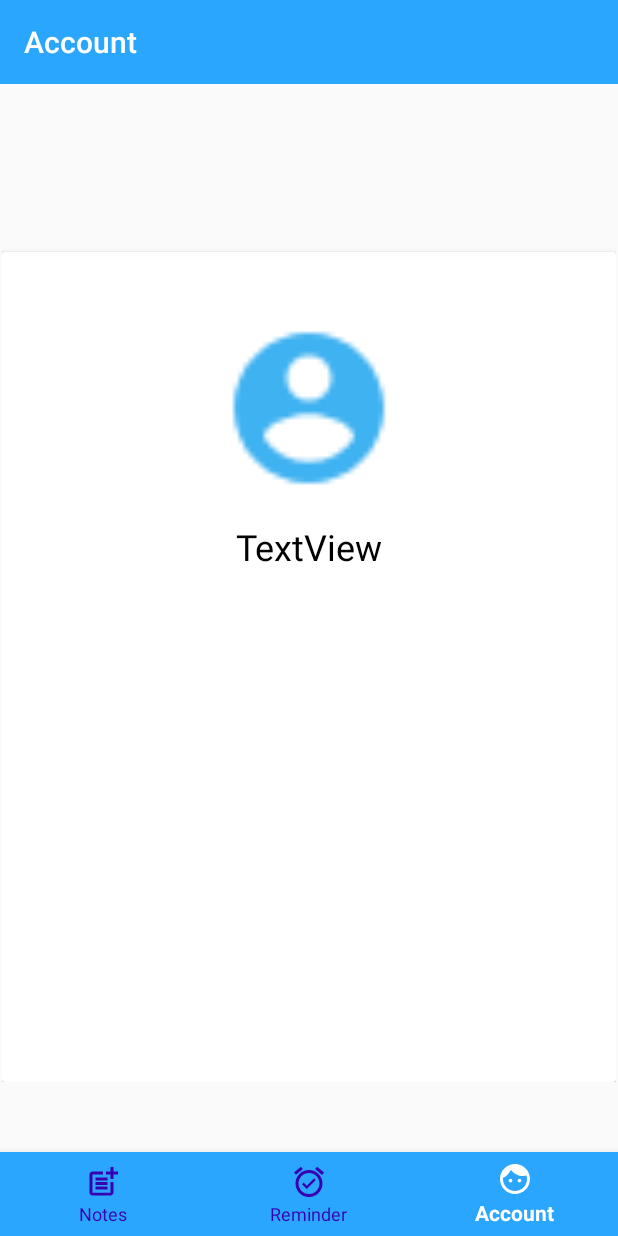
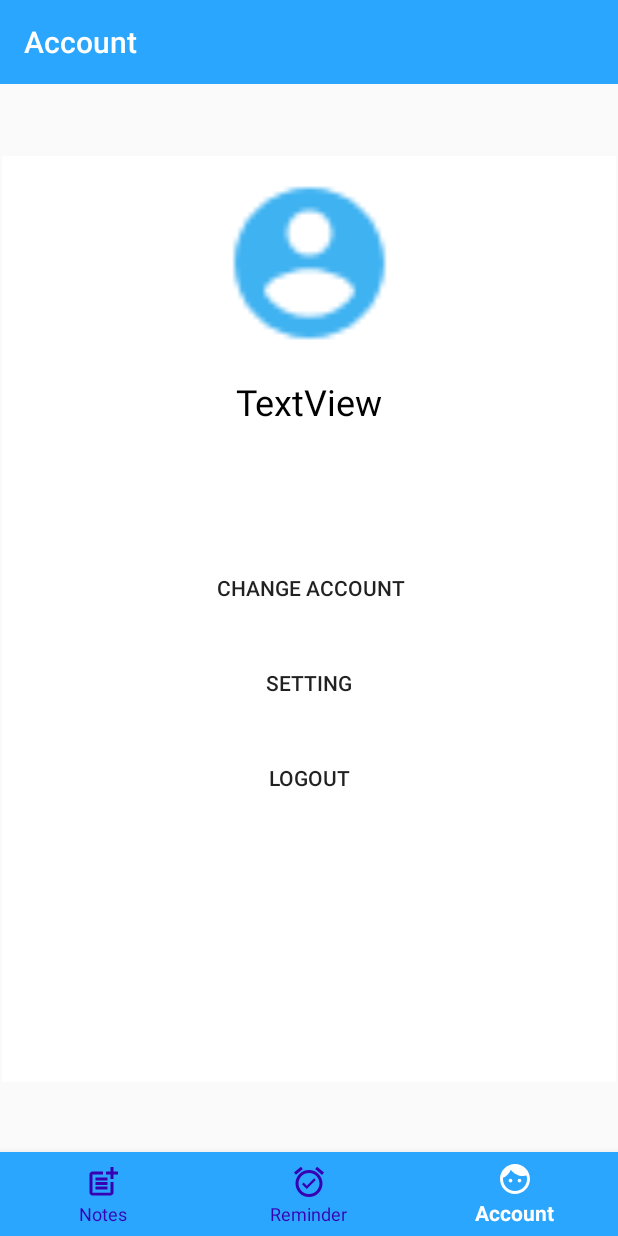
Before and after one commit to BryanAntonnio/ProjectSA, an Android app: the screen it shows after launch (MainActivity), item 3 of the bottom bar chosen, on a phone screen of 412 x 824 dp. Run offline under Robolectric (Android 15) with nearby library versions, the phone set to English and light mode, and no system bars; our stand-ins replace navigation-ui.

Commit message:
another fix

```diff
--- a/app/src/main/res/layout/fragment_account.xml
+++ b/app/src/main/res/layout/fragment_account.xml
@@ -7,9 +7,8 @@
     android:layout_height="match_parent">
 
     <androidx.cardview.widget.CardView
-        android:layout_width="0dp"
-        android:layout_height="0dp"
-        android:layout_marginTop="64dp"
+        android:layout_width="410dp"
+        android:layout_height="684dp"
         app:layout_constraintBottom_toBottomOf="parent"
         app:layout_constraintEnd_toEndOf="parent"
         app:layout_constraintStart_toStartOf="parent"
@@ -17,7 +16,7 @@
 
         <androidx.constraintlayout.widget.ConstraintLayout
             android:layout_width="match_parent"
-            android:layout_height="match_parent">
+            android:layout_height="731dp">
 
             <ImageView
                 android:id="@+id/imageView"
@@ -43,10 +42,46 @@
                 android:text="TextView"
                 android:textAlignment="center"
                 android:textColor="@color/design_default_color_on_secondary"
-                android:textSize="24sp"
+                android:textSize="24dp"
                 app:layout_constraintEnd_toEndOf="parent"
                 app:layout_constraintStart_toStartOf="parent"
                 app:layout_constraintTop_toBottomOf="@+id/imageView" />
+
+            <Button
+                android:id="@+id/change_account"
+                style="?android:attr/borderlessButtonStyle"
+                android:layout_width="358dp"
+                android:layout_height="39dp"
+                android:layout_marginTop="88dp"
+                android:background="#00FFFFFF"
+                android:text="@string/change_account"
+                app:layout_constraintEnd_toEndOf="parent"
+                app:layout_constraintHorizontal_bias="0.509"
+                app:layout_constraintStart_toStartOf="parent"
+                app:layout_constraintTop_toBottomOf="@+id/username_login" />
+
+            <Button
+                android:id="@+id/setting"
+                style="?android:attr/borderlessButtonStyle"
+                android:layout_width="358dp"
+                android:layout_height="39dp"
+                android:layout_marginTop="24dp"
+                android:text="@string/setting"
+                app:layout_constraintEnd_toEndOf="parent"
+                app:layout_constraintStart_toStartOf="parent"
+                app:layout_constraintTop_toBottomOf="@+id/change_account" />
+
+            <Button
+                android:id="@+id/logout"
+                style="?android:attr/borderlessButtonStyle"
+                android:layout_width="358dp"
+                android:layout_height="39dp"
+                android:layout_marginTop="24dp"
+                android:text="@string/logout"
+                app:layout_constraintEnd_toEndOf="parent"
+                app:layout_constraintStart_toStartOf="parent"
+                app:layout_constraintTop_toBottomOf="@+id/setting" />
+
         </androidx.constraintlayout.widget.ConstraintLayout>
 
     </androidx.cardview.widget.CardView>
--- a/app/src/main/res/values/strings.xml
+++ b/app/src/main/res/values/strings.xml
@@ -20,4 +20,7 @@
     <string name="scratch_item">Scratch</string>
     <string name="splashtext">"Welcome to Student's Assistant!"
         "Take notes, create reminder, get your assignments measured! We will help you feel more organized!"</string>
+    <string name="setting">Setting</string>
+    <string name="logout">LOGOUT</string>
+    <string name="change_account">Change Account</string>
 </resources>
```
Also changed, not shown: app/src/main/java/com/uc/finalproject/ui/settings/SettingsFragment.java (added, +37 -0 lines), app/src/main/res/layout/fragment_settings.xml (added, +18 -0 lines).
